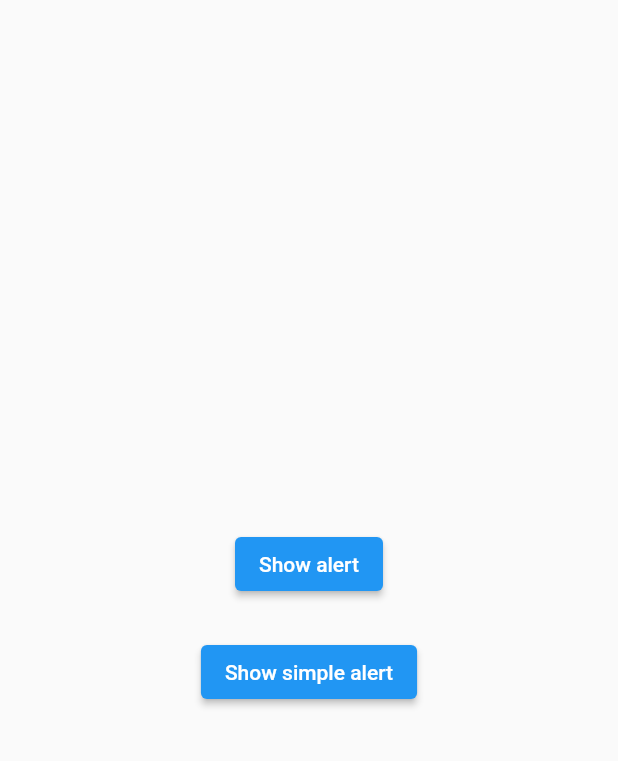
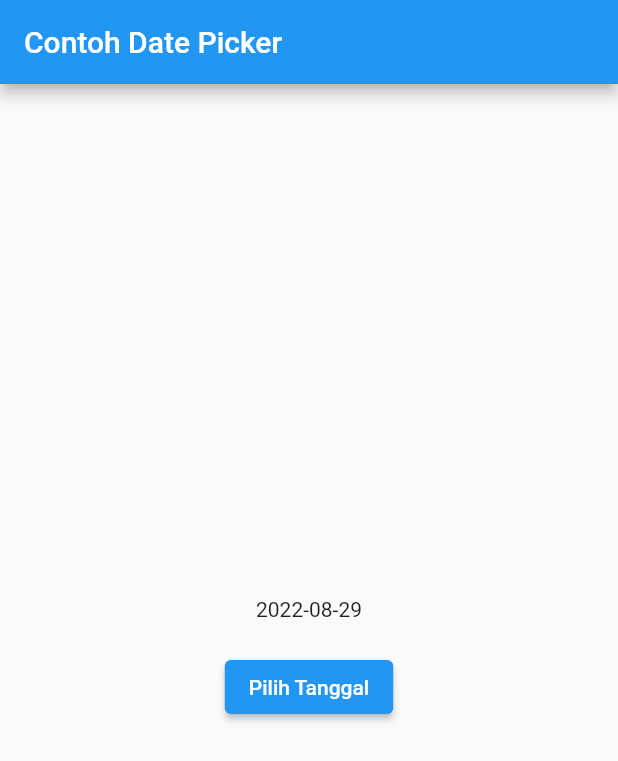
Before and after one commit to RidloSuhardi-1/flutter-fundamental-part1, a Flutter app: the screen it shows after launch, on a phone screen of 412 x 824 dp. Shown: the top 761 px of the screen. Run offline on Flutter 3.47's test engine with Material 2 defaults, Android fonts, the phone set to English and light mode, and no system bars.

Commit message:
hasil screenshot dan file date time picker

```diff
--- a/lib/main.dart
+++ b/lib/main.dart
@@ -1,8 +1,7 @@
+import 'dart:async';
 import 'package:flutter/material.dart';
 
-void main() {
-  runApp(const MyApp());
-}
+void main() => runApp(const MyApp());
 
 class MyApp extends StatelessWidget {
   const MyApp({Key? key}) : super(key: key);
@@ -10,94 +9,65 @@ class MyApp extends StatelessWidget {
   @override
   Widget build(BuildContext context) {
     return const MaterialApp(
-      home: Scaffold(
-        body: Center(child: MyLayout()),
+      title: 'Contoh Date Picker',
+      home: MyHomePage(title: 'Contoh Date Picker'),
+    );
+  }
+}
+
+class MyHomePage extends StatefulWidget {
+  const MyHomePage({Key? key, required this.title}) : super(key: key);
+
+  final String title;
+
+  @override
+  _MyHomePageState createState() => _MyHomePageState();
+}
+
+class _MyHomePageState extends State<MyHomePage> {
+  // Variable/State untuk mengambil tanggal
+  DateTime selectedDate = DateTime.now();
+
+  //  Initial SelectDate FLutter
+  Future<void> _selectDate(BuildContext context) async {
+    // Initial DateTime FIinal Picked
+    final DateTime? picked = await showDatePicker(
+        context: context,
+        initialDate: selectedDate,
+        firstDate: DateTime(2015, 8),
+        lastDate: DateTime(2101));
+    if (picked != null && picked != selectedDate) {
+      setState(() {
+        selectedDate = picked;
+      });
+    }
+  }
+
+  @override
+  Widget build(BuildContext context) {
+    return Scaffold(
+      appBar: AppBar(
+        title: Text(widget.title),
+      ),
+      body: Center(
+        child: Column(
+          mainAxisSize: MainAxisSize.min,
+          children: <Widget>[
+            Text("${selectedDate.toLocal()}".split(' ')[0]),
+            const SizedBox(
+              height: 20.0,
+            ),
+            ElevatedButton(
+              onPressed: () => {
+                _selectDate(context),
+                // ignore: avoid_print
+                print(selectedDate.day + selectedDate.month + selectedDate.year)
+              },
+              child: const Text('Pilih Tanggal'),
+            ),
+          ],
+        ),
       ),
     );
   }
 }
-
-class MyLayout extends StatelessWidget {
-  const MyLayout({Key? key}) : super(key: key);
-
-  @override
-  Widget build(BuildContext context) {
-    return Column(
-      mainAxisAlignment: MainAxisAlignment.center,
-      children: [
-        Padding(
-          padding: const EdgeInsets.all(8.0),
-          child: ElevatedButton(
-            child: const Text('Show alert'),
-            onPressed: () {
-              showAlertDialog(context);
-            },
-          ),
-        ),
-        const SizedBox(height: 8),
-        Padding(
-          padding: const EdgeInsets.all(8.0),
-          child: ElevatedButton(
-            child: const Text('Show simple alert'),
-            onPressed: () {
-              showSimpleDialog(context);
-            },
-          ),
-        ),
-      ],
-    );
-  }
-}
-
-showAlertDialog(BuildContext context) {
-  // set up the button
-  Widget okButton = TextButton(
-    child: const Text("OK"),
-    onPressed: () {
-      Navigator.pop(context);
-    },
-  );
-
-  // set up the AlertDialog
-  AlertDialog alert = AlertDialog(
-    title: const Text("My title"),
-    content: const Text("This is my message."),
-    actions: [
-      okButton,
-    ],
-  );
-
-  // show the dialog
-  showDialog(
-    context: context,
-    builder: (BuildContext context) {
-      return alert;
-    },
-  );
-}
-
-showSimpleDialog(BuildContext context) {
-  // set up the button
-  Widget okButton = TextButton(
-    child: const Text("OK"),
-    onPressed: () {
-      Navigator.pop(context);
-    },
-  );
-
-  // set up the AlertDialog
-  SimpleDialog alert = SimpleDialog(
-    title: const Text("My title"),
-    children: [
-      okButton,
-    ],
-  );
-
-  // show the dialog
-  showDialog(
-    context: context,
-    builder: (BuildContext context) {
-      return alert;
-    },
-  );
-}
```
Also changed, not shown: images/08.png (added), images/09_01.png (added), images/09_02.png (added), 1 other file.
